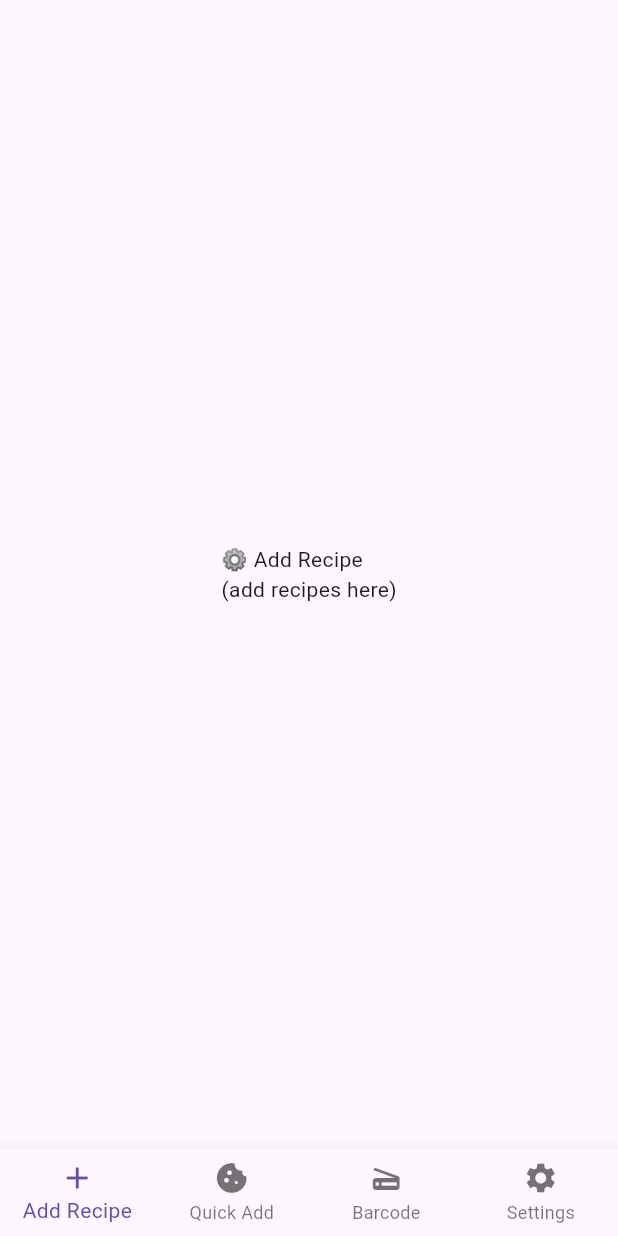
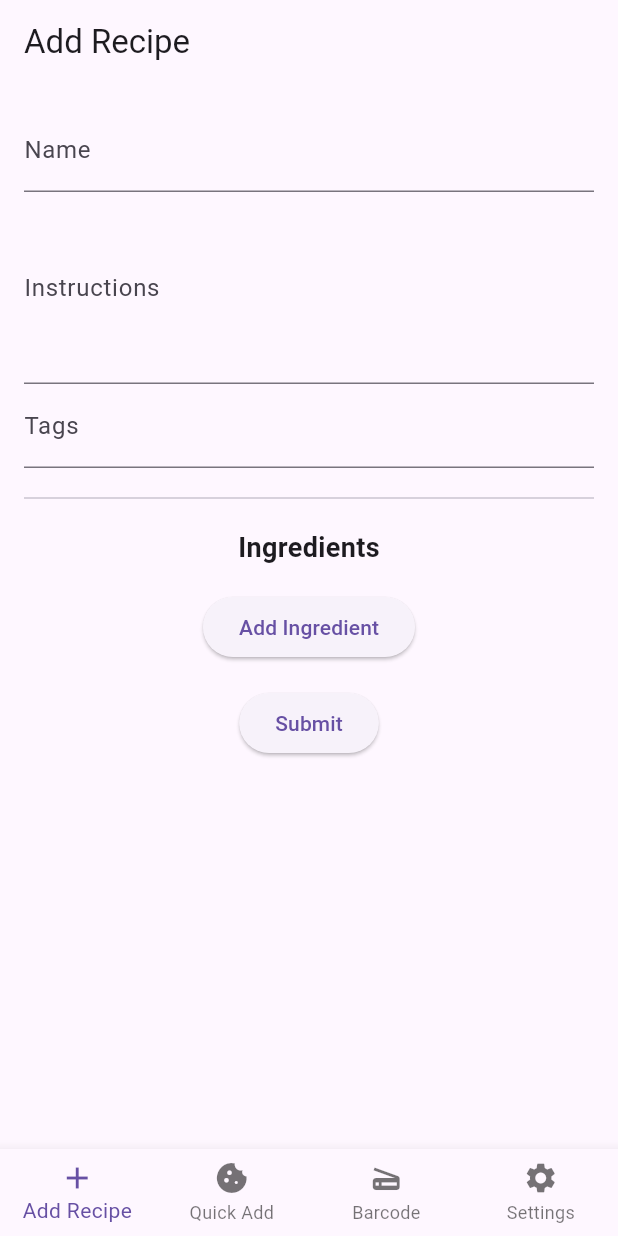
Before and after one commit to tysenh1/pantry.io-mobile, a Flutter app: the screen it shows after launch, on a phone screen of 412 x 824 dp. Run offline on Flutter 3.47's test engine with Material 3 defaults, Android fonts, the phone set to English and light mode, and no system bars; our stand-ins replace drift; accounts and stored records are empty; generated files the repository leaves out were written again.

Commit message:
feat: Added a functional recipe form with some basic validation

```diff
--- /dev/null
+++ b/lib/data/models/ui/ingredient_input.dart
@@ -0,0 +1,29 @@
+import 'package:flutter/material.dart';
+
+class IngredientInput {
+  String recipeId;
+  String pantryId;
+  int quantityNeeded;
+  String unit;
+  int? selectedNameIndex;
+
+  final qtyController = TextEditingController();
+  final unitController = TextEditingController();
+
+  IngredientInput({
+    this.recipeId = '',
+    this.pantryId = '',
+    this.quantityNeeded = 0,
+    this.unit = '',
+  });
+
+  void dispose() {
+    qtyController.dispose();
+    unitController.dispose();
+  }
+
+  @override
+  String toString() {
+    return 'IngredientInput(qty: ${qtyController.text}, unit: ${unitController.text}, pantryId: $pantryId, recipeId: $recipeId, selectedIndex: $selectedNameIndex)';
+  }
+}
--- /dev/null
+++ b/lib/data/models/ui/pantry_generic_name_response.dart
@@ -0,0 +1,15 @@
+class PantryGenericNameResponse {
+  String pantryId;
+  String genericNameId;
+  int weightPerPiece;
+  String name;
+  String primaryUnit;
+
+  PantryGenericNameResponse({
+    this.pantryId = '',
+    this.genericNameId = '',
+    this.weightPerPiece = 0,
+    this.name = '',
+    this.primaryUnit = '',
+  });
+}
--- a/lib/ui/screens/recipe_add_screen.dart
+++ b/lib/ui/screens/recipe_add_screen.dart
@@ -1,10 +1,14 @@
 import 'package:flutter/material.dart';
+import 'package:pantry_io_mobile/ui/widgets/recipe_add_widget.dart';
 
 class RecipeAddScreen extends StatelessWidget {
   const RecipeAddScreen({super.key});
 
   @override
   Widget build(BuildContext context) {
-    return const Center(child: Text('⚙️ Add Recipe\n(add recipes here)'));
+    return const Center(
+      child: RecipeAddWidget(),
+      // child: Text("shit"),
+    );
   }
 }
--- /dev/null
+++ b/lib/ui/widgets/recipe_add_widget.dart
@@ -0,0 +1,194 @@
+import 'package:flutter/material.dart';
+import 'package:pantry_io_mobile/data/models/ui/ingredient_input.dart';
+import 'package:pantry_io_mobile/data/models/ui/pantry_generic_name_response.dart';
+
+class RecipeAddWidget extends StatefulWidget {
+  const RecipeAddWidget({super.key});
+
+  @override
+  State<RecipeAddWidget> createState() => _RecipeAddWidgetState();
+}
+
+class _RecipeAddWidgetState extends State<RecipeAddWidget> {
+  final _formKey = GlobalKey<FormState>();
+
+  final _nameController = TextEditingController();
+  final _instructionsController = TextEditingController();
+  final _tagsController = TextEditingController();
+
+  List<IngredientInput> _ingredients = [IngredientInput()];
+
+  // Mocked generic names fetch data
+  List<PantryGenericNameResponse> _genericNames = [];
+
+  @override
+  void initState() {
+    super.initState();
+    _fetchGenericNames();
+  }
+
+  // function to call db for generic names, has static data right now
+  void _fetchGenericNames() async {
+    await Future.delayed(const Duration(milliseconds: 500));
+
+    setState(() {
+      _ingredients = [];
+      _genericNames = [
+        PantryGenericNameResponse(
+          pantryId: 'someUUID',
+          genericNameId: 'someUUID',
+          weightPerPiece: 5,
+          name: 'First Generic Name',
+          primaryUnit: 'g',
+        ),
+        PantryGenericNameResponse(
+          pantryId: 'someOtherUUID',
+          genericNameId: 'someOtherUUID',
+          weightPerPiece: 10,
+          name: 'Second Generic Name',
+          primaryUnit: 'g',
+        ),
+      ];
+    });
+  }
+
+  void _addIngredient() {
+    setState(() => _ingredients.add(IngredientInput()));
+  }
+
+  void _handleSubmit() {
+    try {
+      if (_nameController.text.isEmpty ||
+          _instructionsController.text.isEmpty) {
+        throw Exception('Name and Instructions fields cannot be empty.');
+      }
+      for (var ing in _ingredients) {
+        print(ing.toString());
+        if (ing.unit.isEmpty ||
+            ing.quantityNeeded == 0 ||
+            ing.selectedNameIndex != null) {
+          throw Exception('Ingredients must have valid data.');
+        }
+      }
+      _showSuccessModal();
+    } catch (e) {
+      ScaffoldMessenger.of(
+        context,
+      ).showSnackBar(SnackBar(content: Text(e.toString())));
+    }
+  }
+
+  void _showSuccessModal() {
+    showDialog(
+      context: context,
+      builder: (context) => AlertDialog(
+        title: const Text('Success!'),
+        content: Text("${_nameController.text} has been added!"),
+        actions: [
+          TextButton(
+            onPressed: () => Navigator.pop(context),
+            child: const Text('Continue'),
+          ),
+        ],
+      ),
+    );
+  }
+
+  @override
+  Widget build(BuildContext context) {
+    return Scaffold(
+      appBar: AppBar(title: const Text("Add Recipe")),
+      body: SingleChildScrollView(
+        padding: const EdgeInsets.all(16),
+        child: Column(
+          children: [
+            TextField(
+              controller: _nameController,
+              decoration: const InputDecoration(labelText: "Name"),
+            ),
+            TextField(
+              controller: _instructionsController,
+              decoration: const InputDecoration(labelText: "Instructions"),
+              maxLines: 4,
+            ),
+            TextField(
+              controller: _tagsController,
+              decoration: const InputDecoration(labelText: "Tags"),
+            ),
+            const Divider(height: 40),
+            const Text(
+              "Ingredients",
+              style: TextStyle(fontSize: 18, fontWeight: FontWeight.bold),
+            ),
+
+            ..._ingredients.map((ing) {
+              return Column(
+                children: [
+                  DropdownButton<int>(
+                    value: ing.selectedNameIndex,
+                    items: _genericNames.asMap().entries.map((entry) {
+                      int idx = entry.key;
+                      var data = entry.value;
+
+                      return DropdownMenuItem<int>(
+                        value: idx,
+                        child: Text(data.name),
+                      );
+                    }).toList(),
+                    onChanged: (int? newIndex) {
+                      if (newIndex == null) return;
+
+                      setState(() {
+                        ing.selectedNameIndex = newIndex;
+
+                        final selectedData = _genericNames[newIndex];
+
+                        ing.pantryId = selectedData.pantryId;
+                        ing.unitController.text = selectedData.primaryUnit;
+                      });
+                    },
+                  ),
+                  Row(
+                    children: [
+                      Expanded(
+                        flex: 1,
+                        child: TextField(
+                          controller: ing.qtyController,
+                          decoration: const InputDecoration(
+                            labelText: "Quantity",
+                          ),
+                        ),
+                      ),
+
+                      const SizedBox(width: 8),
+
+                      Expanded(
+                        flex: 1,
+                        child: TextField(
+                          controller: ing.unitController,
+                          decoration: const InputDecoration(labelText: "Unit"),
+                        ),
+                      ),
+                    ],
+                  ),
+                ],
+              );
+            }),
+            const SizedBox(height: 16),
+            ElevatedButton(
+              onPressed: _addIngredient,
+              child: const Text("Add Ingredient"),
+            ),
+
+            const SizedBox(height: 16),
+
+            ElevatedButton(
+              onPressed: _handleSubmit,
+              child: const Text("Submit"),
+            ),
+          ],
+        ),
+      ),
+    );
+  }
+}
```
